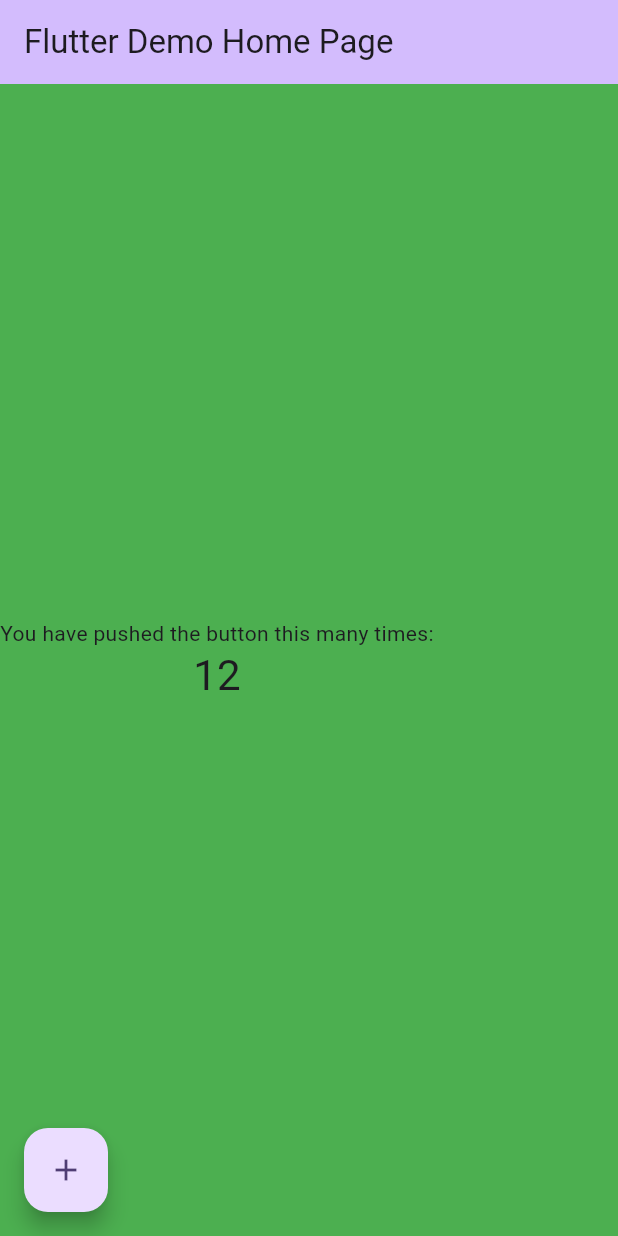
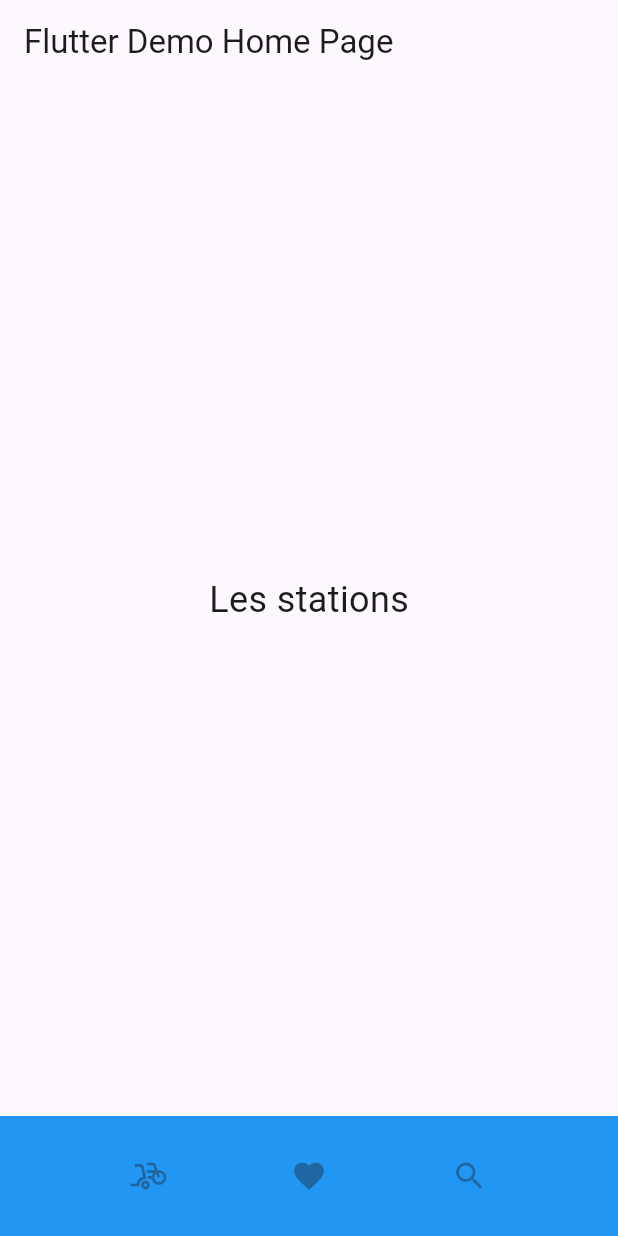
Before and after one commit to valentinhippolyte/my_bike, a Flutter app: the screen it shows after launch, on a phone screen of 412 x 824 dp. Run offline on Flutter 3.47's test engine with Material 2 defaults, Android fonts, the phone set to English and light mode, and no system bars.

Commit message:
add bottomnavigation

```diff
--- a/lib/main.dart
+++ b/lib/main.dart
@@ -13,22 +13,7 @@ class MyApp extends StatelessWidget {
     return MaterialApp(
       title: 'Flutter Demo',
       theme: ThemeData(
-        // This is the theme of your application.
-        //
 
-        // TRY THIS: Try running your application with "flutter run". You'll see
-        // the application has a blue toolbar. Then, without quitting the app,
-        // try changing the seedColor in the colorScheme below to Colors.green
-        // and then invoke "hot reload" (save your changes or press the "hot
-        // reload" button in a Flutter-supported IDE, or press "r" if you used
-        // the command line to start the app).
-        //
-        // Notice that the counter didn't reset back to zero; the application
-        // state is not lost during the reload. To reset the state, use hot
-        // restart instead.
-        //
-        // This works for code too, not just values: Most code changes can be
-        // tested with just a hot reload.
         colorScheme: ColorScheme.fromSeed(seedColor: Colors.deepPurple),
         useMaterial3: true,
       ),
@@ -37,91 +22,49 @@ class MyApp extends StatelessWidget {
   }
 }
 
-class MyHomePage extends StatefulWidget {
+class MyHomePage extends StatelessWidget {
   const MyHomePage({super.key, required this.title});
 
-  // This widget is the home page of your application. It is stateful, meaning
-  // that it has a State object (defined below) that contains fields that affect
-  // how it looks.
-
-  // This class is the configuration for the state. It holds the values (in this
-  // case the title) provided by the parent (in this case the App widget) and
-  // used by the build method of the State. Fields in a Widget subclass are
-  // always marked "final".
 
   final String title;
 
   @override
-  State<MyHomePage> createState() => _MyHomePageState();
-}
+  Widget build(BuildContext context) {
+    return  Scaffold(
+        appBar: AppBar(
+        title: Text(title),
+    ),
+    body: const Center(
+    child: Text(
+    ' Les stations ',
+    style: TextStyle(fontSize: 24),
+    ),
+    ),
+      bottomNavigationBar: const BottomAppBar(
 
-class _MyHomePageState extends State<MyHomePage> {
-  int _counter = 12;
 
-  void _incrementCounter() {
-    setState(() {
-      // This call to setState tells the Flutter framework that something has
-      // changed in this State, which causes it to rerun the build method below
-      // so that the display can reflect the updated values. If we changed
-      // _counter without calling setState(), then the build method would not be
-      // called again, and so nothing would appear to happen.
-      _counter++;
-    });
-  }
+        color: Colors.blue,
+        child: Row(
+          mainAxisAlignment: MainAxisAlignment.spaceEvenly,
 
-  @override
-  Widget build(BuildContext context) {
-    // This method is rerun every time setState is called, for instance as done
-    // by the _incrementCounter method above.
-    //
-    // The Flutter framework has been optimized to make rerunning build methods
-    // fast, so that you can just rebuild anything that needs updating rather
-    // than having to individually change instances of widgets.
-    return Scaffold(
-      backgroundColor: Colors.green,
-      floatingActionButtonLocation:FloatingActionButtonLocation.startFloat,
-      appBar: AppBar(
-        // TRY THIS: Try changing the color here to a specific color (to
-        // Colors.amber, perhaps?) and trigger a hot reload to see the AppBar
-        // change color while the other colors stay the same.
-        backgroundColor: Theme.of(context).colorScheme.inversePrimary,
-        // Here we take the value from the MyHomePage object that was created by
-        // the App.build method, and use it to set our appbar title.
-        title: Text(widget.title),
+          children: [
+
+            IconButton(
+              icon: Icon(Icons.bike_scooter),
+              onPressed: null,
             ),
-      body: Column(
-        // Center is a layout widget. It takes a single child and positions it
-        // in the middle of the parent
-          // Column is also a layout widget. It takes a list of children and
-          // arranges them vertically. By default, it sizes itself to fit its
-          // children horizontally, and tries to be as tall as its parent.
-          //
-          // Column has various properties to control how it sizes itself and
-          // how it positions its children. Here we use mainAxisAlignment to
-          // center the children vertically; the main axis here is the vertical
-          // axis because Columns are vertical (the cross axis would be
-          // horizontal).
-          //
-          // TRY THIS: Invoke "debug painting" (choose the "Toggle Debug Paint"
-          // action in the IDE, or press "p" in the console), to see the
-          // wireframe for each widget.
-          mainAxisAlignment: MainAxisAlignment.center,
-          crossAxisAlignment: CrossAxisAlignment.center,
-          children: <Widget>[
-            const Text(
-              'You have pushed the button this many times:',
+            IconButton(
+              icon: Icon(Icons.favorite),
+              onPressed: null,
             ),
-            Text(
-              '$_counter',
-              style: Theme.of(context).textTheme.headlineMedium,
+            IconButton(
+              icon: Icon(Icons.search),
+              onPressed: null,
             ),
           ],
         ),
-      floatingActionButton: FloatingActionButton(
-        onPressed: _incrementCounter,
-        tooltip: 'Increment',
-        child: const Icon(Icons.add),
-      ), // This trailing comma makes auto-formatting nicer for build methods.
+      ),
     );
   }
+
 }
```
Also changed, not shown: pubspec.lock. Lines whose indentation alone changed are shown as unchanged.
